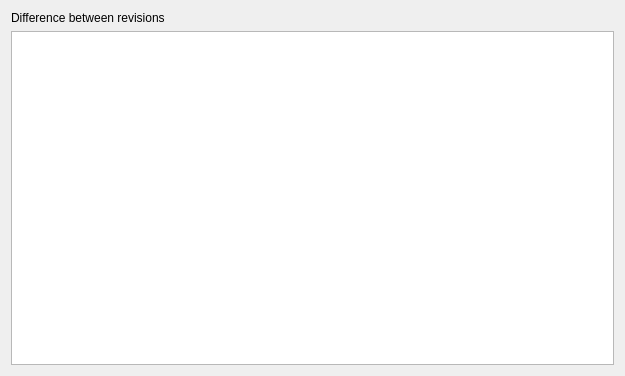
This is vcs/widgets/vcsdiffwidget.ui in KDE/kdevelop as Qt 5 draws it before an edit. The edited form follows.
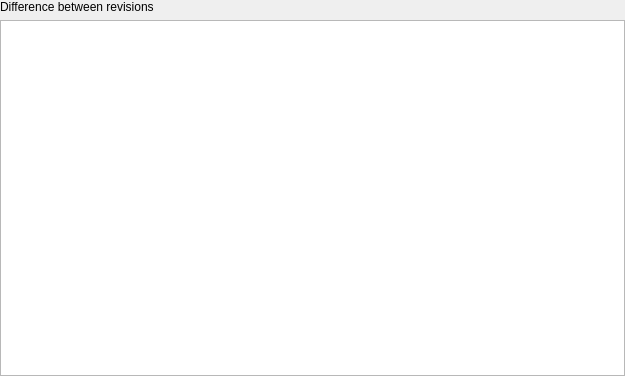
This is the edited form. Custom widgets are drawn as their Qt base class.

Commit message: Remove additional margins in some VCS-related UI

What changed in the file:
```diff
--- a/vcs/widgets/vcsdiffwidget.ui
+++ b/vcs/widgets/vcsdiffwidget.ui
@@ -10,6 +10,18 @@
    </rect>
   </property>
   <layout class="QVBoxLayout" >
+   <property name="leftMargin">
+    <number>0</number>
+   </property>
+   <property name="topMargin">
+    <number>0</number>
+   </property>
+   <property name="rightMargin">
+    <number>0</number>
+   </property>
+   <property name="bottomMargin">
+    <number>0</number>
+   </property>
    <item>
     <widget class="QLabel" name="revLabel" >
      <property name="text" >
```
The commit also changes 4 other files.
